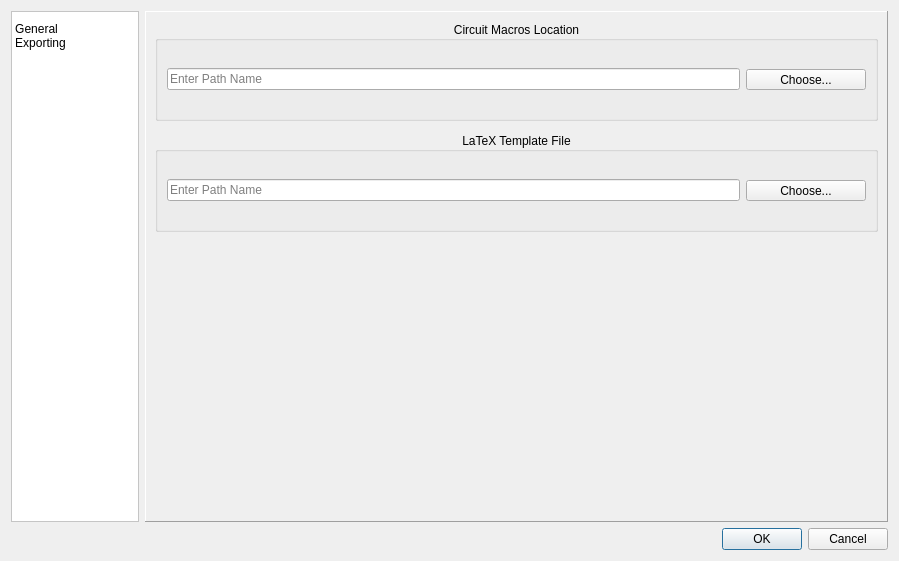
Qt form pycirkuit/ui/configdialog.ui (orestesmas/pycirkuit) before a commit.
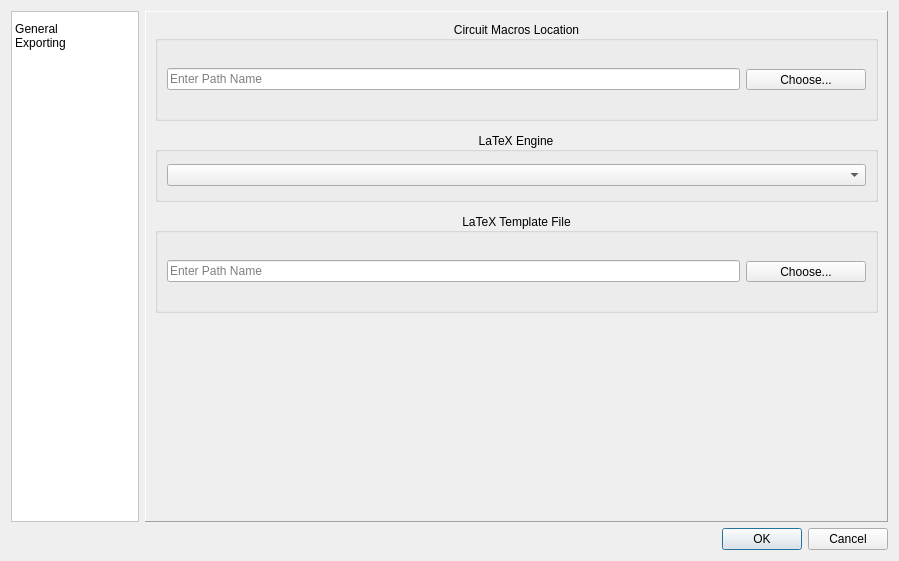
The same form after that commit. The open tabs and pages were chosen to show the change. Icons and pictures are not drawn.

Commit message:
Make the LaTeX engine selectable (pdflatex/lualatex)
Replace tools/pdflatex.py and tools/lualatex.py with a single
tools/latex.py, parametrized by engine, plus a small registry. New
setting General/latexEngine and a dropdown in the config dialog, which
auto-swaps the template path to the chosen engine's default when
appropriate.

What changed in the file:
```diff
--- a/pycirkuit/ui/configdialog.ui
+++ b/pycirkuit/ui/configdialog.ui
@@ -203,6 +203,43 @@
            </property>
           </spacer>
          </item>
+         <item>
+          <widget class="QGroupBox" name="groupBox_latexEngine">
+           <property name="minimumSize">
+            <size>
+             <width>0</width>
+             <height>70</height>
+            </size>
+           </property>
+           <property name="title">
+            <string comment="Group box title">LaTeX Engine</string>
+           </property>
+           <property name="alignment">
+            <set>Qt::AlignCenter</set>
+           </property>
+           <layout class="QHBoxLayout" name="horizontalLayout_latexEngine">
+            <item>
+             <widget class="QComboBox" name="latexEngine"/>
+            </item>
+           </layout>
+          </widget>
+         </item>
+         <item>
+          <spacer name="verticalSpacer_6">
+           <property name="orientation">
+            <enum>Qt::Vertical</enum>
+           </property>
+           <property name="sizeType">
+            <enum>QSizePolicy::Maximum</enum>
+           </property>
+           <property name="sizeHint" stdset="0">
+            <size>
+             <width>20</width>
+             <height>5</height>
+            </size>
+           </property>
+          </spacer>
+         </item>
          <item>
           <widget class="QGroupBox" name="groupBox_2">
            <property name="minimumSize">
```
Left out of the diff: 1 changed line with no effect on the pictures. The commit also changes 14 other files.
